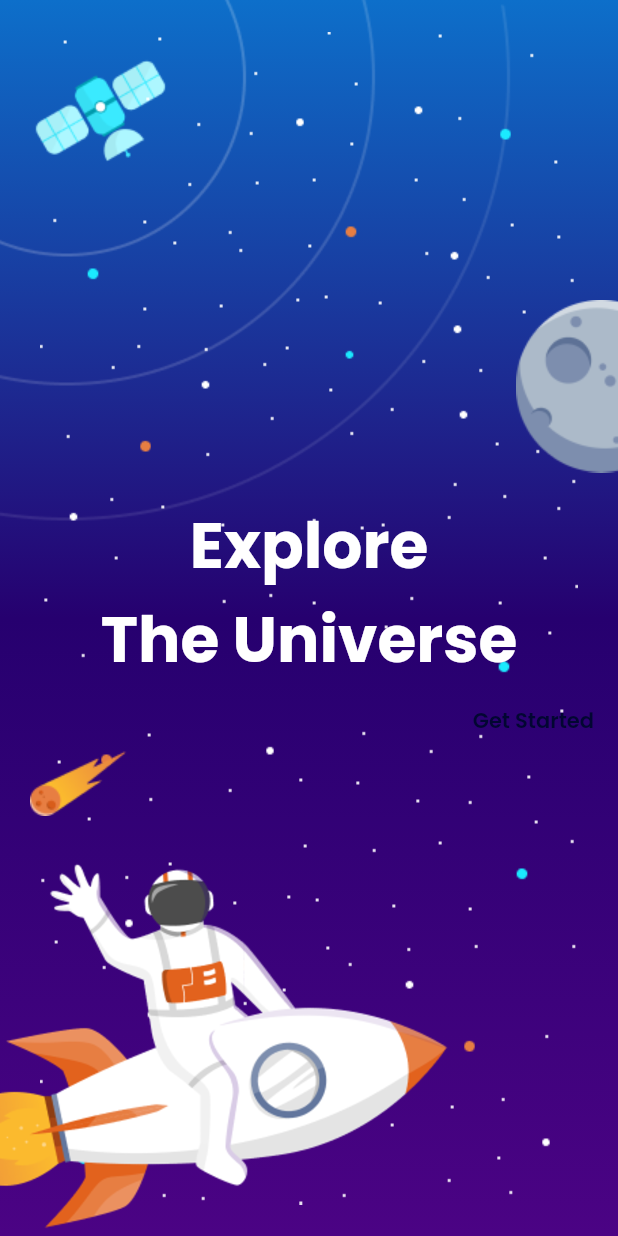
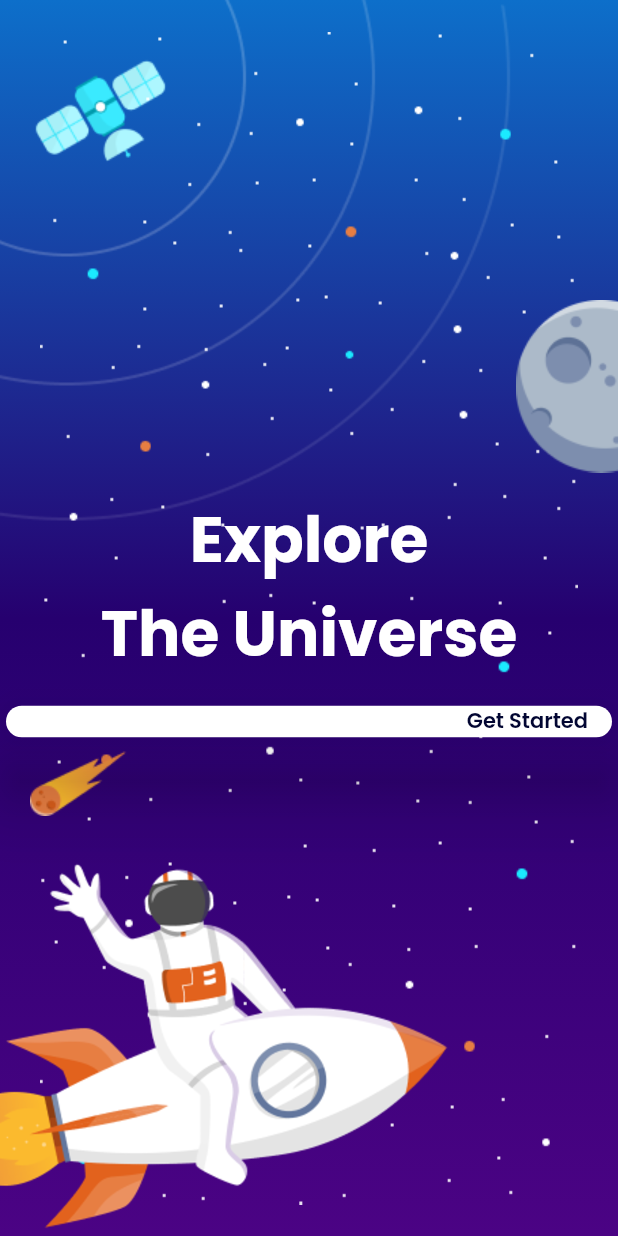
Before and after one commit to joasdev1/solar-system-exploration, a Flutter app: the screen it shows after launch, on a phone screen of 412 x 824 dp. Run offline on Flutter 3.47's test engine with Material 2 defaults, Android fonts, the phone set to English and light mode, and no system bars; our stand-ins replace device_preview, shared_preferences; missing offline and left inert: slidable_button; statements that could not run were skipped.

Commit message:
update get started screen

```diff
--- a/lib/pages/get_started.dart
+++ b/lib/pages/get_started.dart
@@ -96,12 +96,18 @@ class _GetStartedState extends State<GetStarted> {
               const SizedBox(
                 height: 12,
               ),
-              SwipeButton(
-                text: 'Get Started',
-                onTap: () async {
-                  await _getStarted();
-                  _toHome();
-                },
+              Card(
+                elevation: 20,
+                shape: RoundedRectangleBorder(
+                  borderRadius: BorderRadius.circular(40),
+                ),
+                child: SwipeButton(
+                  text: 'Get Started',
+                  onTap: () async {
+                    await _getStarted();
+                    _toHome();
+                  },
+                ),
               )
             ],
           ),
```
